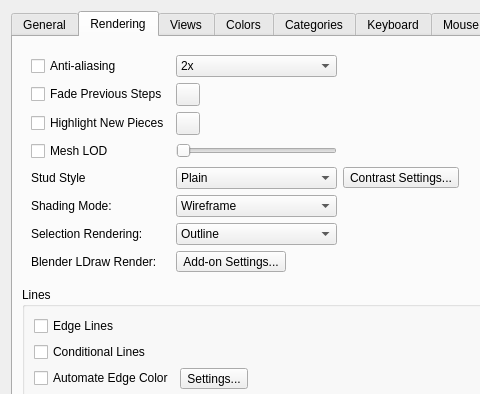
nathaneltitane/studworx, file qt/lc_qpreferencesdialog.ui: the form before one commit; both pictures show x 0 to 480 and y 0 to 394 of the 726 by 640 pixel window.
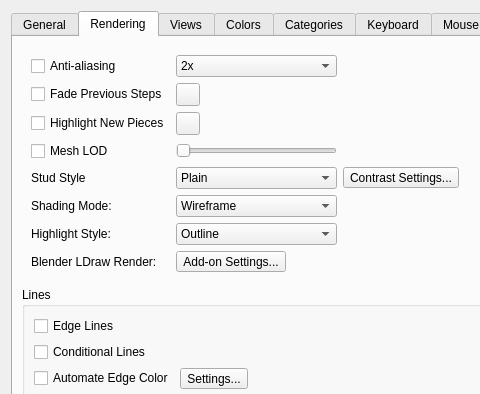
The form after the commit. The open tabs and pages were chosen to show the change. Icons and pictures are not drawn.

Commit message: Add fading outlines for new-piece highlights

```diff
--- a/qt/lc_qpreferencesdialog.ui
+++ b/qt/lc_qpreferencesdialog.ui
@@ -545,7 +545,7 @@
              <string>Choose how selected pieces are highlighted.</string>
             </property>
             <property name="text">
-             <string>Selection Rendering:</string>
+             <string>Highlight Style:</string>
             </property>
             <property name="buddy">
              <cstring>SelectionRenderMode</cstring>
```
Left out of the diff: 18 changed lines with no effect on the pictures. The commit also changes 21 other files.
